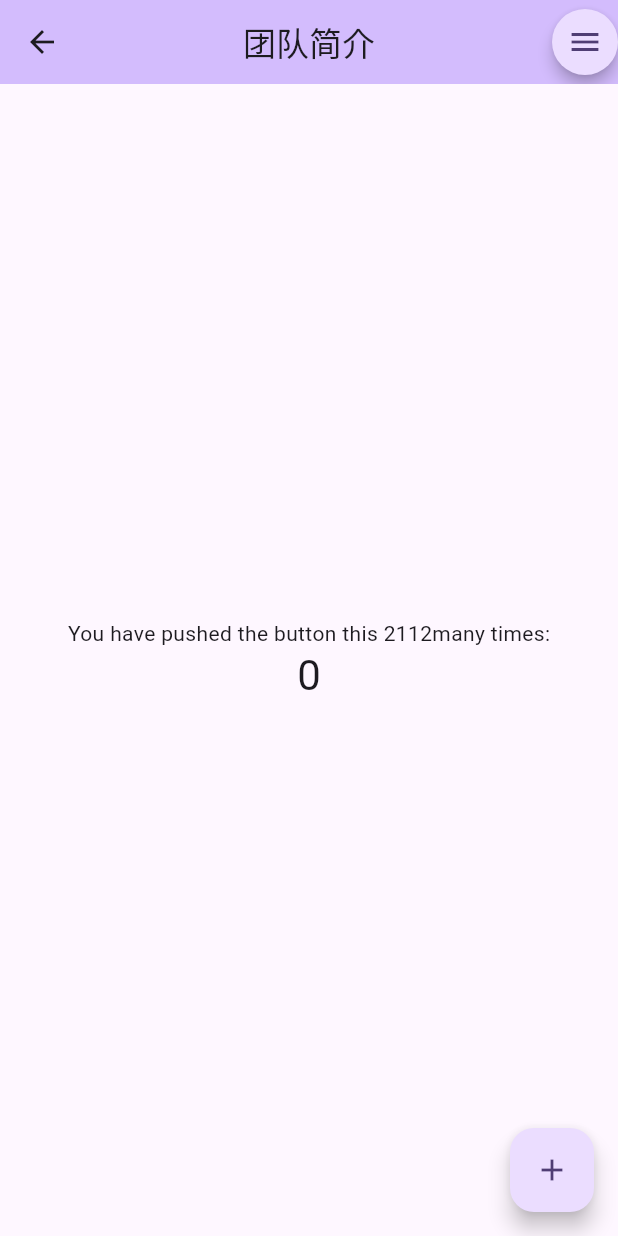
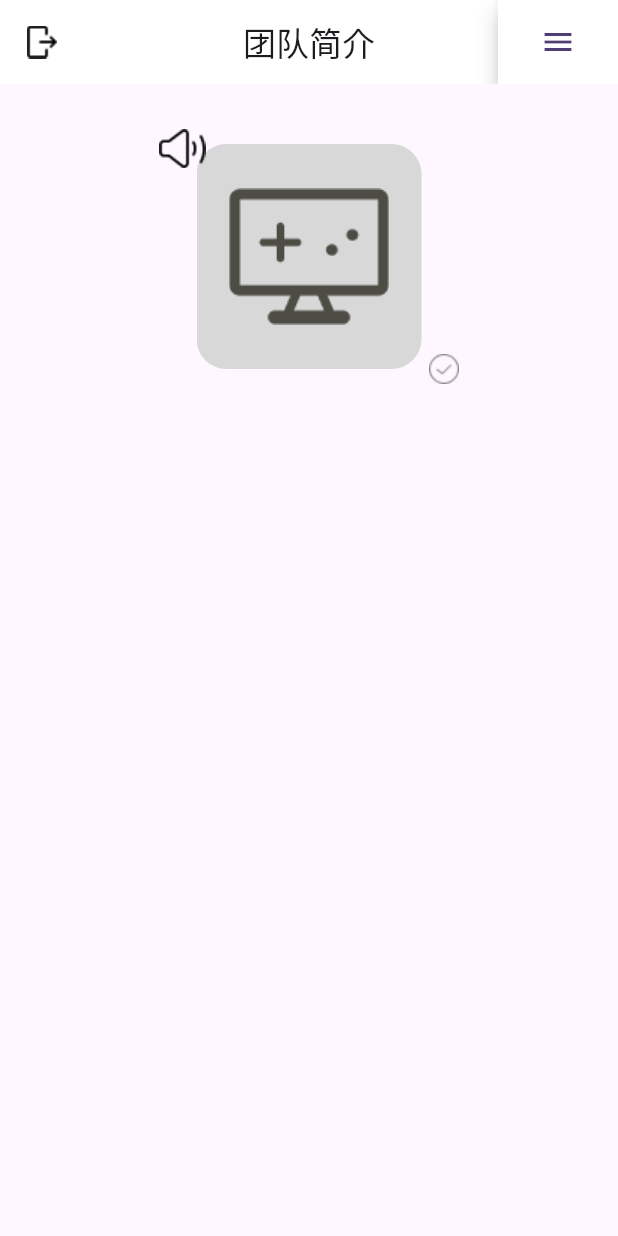
Before and after one commit to Imitater967/IndieTeamup-Client, a Flutter app: the screen it shows after launch, on a phone screen of 412 x 824 dp. Run offline on Flutter 3.47's test engine with Material 2 defaults, Android fonts, the phone set to English and light mode, and no system bars; drawn by our look-alikes of flutter_speed_dial.

Commit message:
继续制作

```diff
--- a/lib/main.dart
+++ b/lib/main.dart
@@ -1,5 +1,6 @@
 import 'package:flutter/material.dart';
 import 'package:flutter_speed_dial/flutter_speed_dial.dart';
+import 'package:indie_team_up/widget/widget_avatar.dart';
 
 void main() {
   runApp(const MyApp());
@@ -79,66 +80,44 @@ class _MyHomePageState extends State<MyHomePage> {
     // than having to individually change instances of widgets.
     return Scaffold(
         appBar: AppBar(
-        backgroundColor: Theme.of(context).colorScheme.inversePrimary,
-        leading:  IconButton(
+          backgroundColor: Colors.white,
+          leading: IconButton(
               onPressed: () {},
-          icon: const Icon(Icons.arrow_back),
-        ),
+              icon: Image.asset("assets/art/app_bar/icon_appbar_exit.png")),
           centerTitle: true,
           title: Text(widget.title),
           actions: <Widget>[
-          SpeedDial(
+            Container(
+              child: SpeedDial(
+                backgroundColor: Colors.white,
                 icon: Icons.menu,
+                shape: Border(),
+                spaceBetweenChildren: 0,
+                renderOverlay: false,
+                childrenButtonSize: Size(80,20),
+                overlayOpacity: 0,
+                childMargin: EdgeInsets.symmetric(horizontal: 0, vertical: 0),
+                childPadding: EdgeInsets.symmetric(vertical: 0,horizontal: 0),
+                spacing: 0,
                 activeIcon: Icons.menu_open,
-            elevation: 4.0,
-            buttonSize: const Size(44, 44),
-            overlayColor: Colors.black,
+                buttonSize: const Size(80, 60),
+                overlayColor: Colors.white10,
                 direction: SpeedDialDirection.down,
                 children: [
-              SpeedDialChild(
-                child: Text("加关注"),
-                backgroundColor: Colors.orange[300],
-                foregroundColor: Colors.white,
+                  SpeedDialChild(child: Text("加关注"), shape: const Border()),
+                  SpeedDialChild(child: Text("举报"), shape: const Border()),
+                ],
               ),
-              SpeedDialChild(child: Text("举报")),
-            ],
             )
           ],
         ),
         body: Center(
-        // Center is a layout widget. It takes a single child and positions it
-        // in the middle of the parent.
           child: Column(
-          // Column is also a layout widget. It takes a list of children and
-          // arranges them vertically. By default, it sizes itself to fit its
-          // children horizontally, and tries to be as tall as its parent.
-          //
-          // Column has various properties to control how it sizes itself and
-          // how it positions its children. Here we use mainAxisAlignment to
-          // center the children vertically; the main axis here is the vertical
-          // axis because Columns are vertical (the cross axis would be
-          // horizontal).
-          //
-          // TRY THIS: Invoke "debug painting" (choose the "Toggle Debug Paint"
-          // action in the IDE, or press "p" in the console), to see the
-          // wireframe for each widget.
-          mainAxisAlignment: MainAxisAlignment.center,
-          children: <Widget>[
-            const Text(
-              'You have pushed the button this 2112many times:',
-            ),
-            Text(
-              '$_counter',
-              style: Theme.of(context).textTheme.headlineMedium,
-            ),
+            children: [
+              WAvatar(),
             ],
           ),
-      ),
-      floatingActionButton: FloatingActionButton(
-        onPressed: _incrementCounter,
-        tooltip: 'Inc2112rement',
-        child: const Icon(Icons.add),
-      ), // This trailing comma makes auto-formatting nicer for build methods.
+        ) // This trailing comma makes auto-formatting nicer for build methods.
         );
   }
 }
--- /dev/null
+++ b/lib/widget/widget_avatar.dart
@@ -0,0 +1,44 @@
+import 'package:flutter/cupertino.dart';
+
+class WAvatar extends StatelessWidget{
+  @override
+  Widget build(BuildContext context) {
+    return Container(
+        alignment: Alignment.topCenter,
+        width: 200,
+        height: 200,
+        padding: EdgeInsets.fromLTRB(0, 30, 0, 0),
+        child: Stack(
+          children: [
+            Align(
+                alignment: Alignment.center,
+                child: Container(
+                  width: 150,
+                  height: 150,
+                  decoration: ShapeDecoration(
+                      image: const DecorationImage(
+                          image: AssetImage("assets/art/avatar/bg_resume_avatar.png"),
+                          fit: BoxFit.fill
+                      ),
+                      shape: RoundedRectangleBorder(
+                        borderRadius: BorderRadiusDirectional.circular(20),
+                      )
+                  ),
+                  child: Image.asset("assets/art/avatar/avatar_resume_default.png"),
+                )
+            ),
+            Align(
+              alignment: Alignment.topLeft,
+              child: Image.asset("assets/art/avatar/icon_resume_avatar_promotion.png"),
+            ),
+            Align(
+              alignment: Alignment.bottomRight,
+              child: Image.asset("assets/art/avatar/icon_resume_identification_lv0.png"),
+            ),
+          ],
+        ),
+      );
+  }
+
+
+}
--- a/pubspec.yaml
+++ b/pubspec.yaml
@@ -62,7 +62,7 @@ flutter:
   # To add assets to your application, add an assets section, like this:
   assets:
     - assets/art/app_bar/
-    - assets/art/app_bar/icon_appbar_exit.png
+    - assets/art/avatar/
   # An image asset can refer to one or more resolution-specific "variants", see
   # https://flutter.dev/assets-and-images/#resolution-aware
 
```
Also changed, not shown: assets/art/avatar/avatar_resume_default.png (added), assets/art/avatar/bg_resume_avatar.png (added), assets/art/avatar/icon_resume_avatar_promotion.png (added), assets/art/avatar/icon_resume_identification_lv0.png (added). Lines whose indentation alone changed are shown as unchanged.
